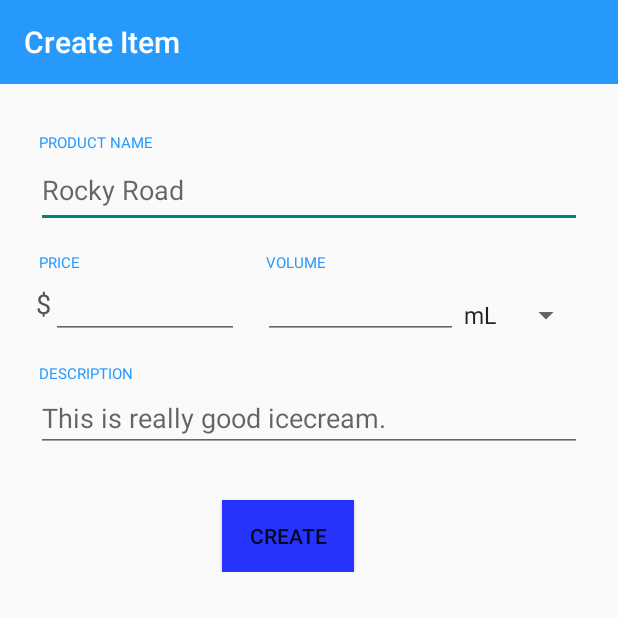
After one commit to LittlePupper/EasyInventory, an Android app: the CreateItemActivity screen opened directly, with no data from a screen before it, on a phone screen of 412 x 824 dp, the top half of it. The commit adds this screen. Run offline under Robolectric (Android 15) with nearby library versions, the phone set to English and light mode, and no system bars.

Commit message:
Create new item has been implemented.

```diff
--- a/app/build.gradle
+++ b/app/build.gradle
@@ -31,7 +31,6 @@ dependencies {
     implementation 'com.android.support:design:27.1.+'
     implementation 'com.android.support:recyclerview-v7:27.1.1'
 
-
     // Add splash screen dependency
     implementation 'gr.pantrif:easy-android-splash-screen:0.0.1'
 }
--- /dev/null
+++ b/app/src/main/java/cpsc3770/easyinventory/CreateItemActivity.java
@@ -0,0 +1,104 @@
+package cpsc3770.easyinventory;
+
+import android.content.Intent;
+import android.support.annotation.Nullable;
+import android.support.v7.app.AppCompatActivity;
+import android.os.Bundle;
+import android.support.v7.widget.Toolbar;
+import android.text.TextUtils;
+import android.view.View;
+import android.widget.ArrayAdapter;
+import android.widget.EditText;
+import android.widget.Spinner;
+
+import com.google.android.gms.common.api.CommonStatusCodes;
+
+public class CreateItemActivity extends AppCompatActivity implements BackgroundWorker.AsyncResponse {
+
+    private EditText editTextName;
+    private EditText editTextPrice;
+    private EditText editTextSize;
+    private EditText editTextDescription;
+    private String productID;
+    private Spinner spinnerUnits;
+
+    @Override
+    protected void onCreate(@Nullable Bundle savedInstanceState) {
+
+        // Set layout
+        super.onCreate(savedInstanceState);
+        setContentView(R.layout.activity_create_item);
+
+        // Create toolbar
+        Toolbar toolbar = (Toolbar)findViewById(R.id.actionbar);
+        setSupportActionBar(toolbar);
+
+        // Get layout elements
+        editTextName = findViewById(R.id.editTextName);
+        editTextPrice = findViewById(R.id.editTextPrice);
+        editTextSize = findViewById(R.id.editTextSize);
+        editTextDescription = findViewById(R.id.editTextDescription);
+
+        // Set spinner data
+        spinnerUnits = (Spinner) findViewById(R.id.spinnerUnits);
+        // Create an ArrayAdapter using the string array and a default spinner layout
+        ArrayAdapter<CharSequence> adapter = ArrayAdapter.createFromResource(this,
+                R.array.units_array, android.R.layout.simple_spinner_item);
+        // Specify the layout to use when the list of choices appears
+        adapter.setDropDownViewResource(android.R.layout.simple_spinner_dropdown_item);
+        // Apply the adapter to the spinner
+        spinnerUnits.setAdapter(adapter);
+
+        // Get data from intent
+        Intent intent = getIntent();
+        productID = intent.getStringExtra("newProductID");
+
+    }
+
+    // Submit changes of product to database
+    public void createProduct(View v) {
+        String type = "createProduct";
+        int errorCount = 0;
+
+        if(TextUtils.isEmpty(editTextName.getText().toString().trim())){
+            editTextName.setError("Ice Cream Name cannot be empty.");
+            errorCount++;
+        }
+        if(TextUtils.isEmpty(editTextPrice.getText().toString().trim())){
+            editTextPrice.setError("Ice Cream Price cannot be empty.");
+            errorCount++;
+        }
+        if(TextUtils.isEmpty(editTextSize.getText().toString().trim())){
+            editTextSize.setError("Ice Cream Size cannot be empty.");
+            errorCount++;
+        }
+        if(TextUtils.isEmpty(editTextDescription.getText().toString().trim())){
+            editTextDescription.setError("Ice Cream Description cannot be empty.");
+            errorCount++;
+        }
+
+        if(errorCount > 0)
+            return;
+
+        // Create the MySQL accessor
+        new BackgroundWorker(this).execute(type, productID,
+                editTextName.getText().toString(),
+                editTextPrice.getText().toString(),
+                editTextSize.getText().toString(),
+                spinnerUnits.getSelectedItem().toString(),
+                editTextDescription.getText().toString());
+    }
+
+    // End this activity and return to the calling activity with new field values
+    @Override
+    public void processFinish(String output) {
+        Intent intent = new Intent();
+        intent.putExtra("productName", editTextName.getText().toString()); // Get the name of the product
+        intent.putExtra("price", editTextPrice.getText().toString()); // Get the price of the product
+        intent.putExtra("size", editTextSize.getText().toString()); // Get the volume of the product
+        intent.putExtra("unit", spinnerUnits.getSelectedItem().toString());
+        intent.putExtra("description", editTextDescription.getText().toString()); // Get the description of the product
+        setResult(CommonStatusCodes.SUCCESS, intent);
+        finish();
+    }
+}
--- /dev/null
+++ b/app/src/main/res/layout/activity_create_item.xml
@@ -0,0 +1,154 @@
+<?xml version="1.0" encoding="utf-8"?>
+<android.support.constraint.ConstraintLayout
+    xmlns:android="http://schemas.android.com/apk/res/android"
+    xmlns:app="http://schemas.android.com/apk/res-auto"
+    xmlns:tools="http://schemas.android.com/tools"
+    android:layout_width="match_parent"
+    android:layout_height="match_parent">
+
+    <include
+        layout="@layout/action_bar"
+        android:id="@+id/actionbar">
+    </include>
+
+    <android.support.constraint.ConstraintLayout
+        android:layout_width="0dp"
+        android:layout_height="wrap_content"
+        android:layout_marginEnd="24dp"
+        android:layout_marginStart="24dp"
+        android:layout_marginTop="32dp"
+        app:layout_constraintEnd_toEndOf="parent"
+        app:layout_constraintStart_toStartOf="parent"
+        app:layout_constraintTop_toBottomOf="@+id/actionbar">
+
+        <TextView
+            android:id="@+id/textViewNameLabel"
+            android:layout_width="wrap_content"
+            android:layout_height="wrap_content"
+            android:layout_marginStart="2dp"
+            android:text="@string/product_name"
+            android:textAllCaps="true"
+            android:textColor="@color/colorPrimary"
+            android:textSize="10sp"
+            app:layout_constraintStart_toStartOf="parent"
+            app:layout_constraintTop_toTopOf="parent" />
+
+        <TextView
+            android:id="@+id/textViewSizeLabel"
+            android:layout_width="wrap_content"
+            android:layout_height="wrap_content"
+            android:layout_marginStart="2dp"
+            android:layout_marginTop="16dp"
+            android:text="@string/volume"
+            android:textAllCaps="true"
+            android:textColor="@color/colorPrimary"
+            android:textSize="10sp"
+            app:layout_constraintStart_toStartOf="@+id/editTextSize"
+            app:layout_constraintTop_toBottomOf="@+id/editTextName" />
+
+        <TextView
+            android:id="@+id/textViewPriceLabel"
+            android:layout_width="wrap_content"
+            android:layout_height="wrap_content"
+            android:layout_marginStart="2dp"
+            android:layout_marginTop="16dp"
+            android:text="@string/price"
+            android:textAllCaps="true"
+            android:textColor="@color/colorPrimary"
+            android:textSize="10sp"
+            app:layout_constraintStart_toStartOf="parent"
+            app:layout_constraintTop_toBottomOf="@+id/editTextName" />
+
+        <EditText
+            android:id="@+id/editTextName"
+            android:layout_width="0dp"
+            android:layout_height="50dp"
+            android:ems="10"
+            android:hint="Rocky Road"
+            android:inputType="textPersonName"
+            android:textColor="@color/textgrey"
+            app:layout_constraintEnd_toEndOf="parent"
+            app:layout_constraintStart_toStartOf="parent"
+            app:layout_constraintTop_toBottomOf="@+id/textViewNameLabel" />
+
+        <TextView
+            android:id="@+id/textViewDescriptionLabel"
+            android:layout_width="wrap_content"
+            android:layout_height="wrap_content"
+            android:layout_marginStart="2dp"
+            android:layout_marginTop="16dp"
+            android:text="@string/description"
+            android:textAllCaps="true"
+            android:textColor="@color/colorPrimary"
+            android:textSize="10sp"
+            app:layout_constraintStart_toStartOf="parent"
+            app:layout_constraintTop_toBottomOf="@+id/editTextPrice" />
+
+        <EditText
+            android:id="@+id/editTextDescription"
+            android:layout_width="0dp"
+            android:layout_height="wrap_content"
+            android:ems="10"
+            android:hint="This is really good icecream."
+            android:inputType="textMultiLine"
+            android:textColor="@color/textgrey"
+            app:layout_constraintEnd_toEndOf="parent"
+            app:layout_constraintStart_toStartOf="parent"
+            app:layout_constraintTop_toBottomOf="@+id/textViewDescriptionLabel" />
+
+        <EditText
+            android:id="@+id/editTextSize"
+            android:layout_width="130dp"
+            android:layout_height="44dp"
+            android:layout_marginStart="16dp"
+            android:ems="10"
+            android:inputType="numberDecimal"
+            android:textColor="@color/textgrey"
+            app:layout_constraintStart_toEndOf="@+id/editTextPrice"
+            app:layout_constraintTop_toBottomOf="@+id/textViewSizeLabel" />
+
+        <Spinner
+            android:id="@+id/spinnerUnits"
+            android:layout_width="wrap_content"
+            android:layout_height="0dp"
+            android:layout_marginTop="16dp"
+            app:layout_constraintEnd_toEndOf="parent"
+            app:layout_constraintHorizontal_bias="1.0"
+            app:layout_constraintStart_toEndOf="@+id/editTextSize"
+            app:layout_constraintTop_toBottomOf="@+id/textViewSizeLabel" />
+
+        <EditText
+            android:id="@+id/editTextPrice"
+            android:layout_width="125dp"
+            android:layout_height="44dp"
+            android:ems="10"
+            android:inputType="numberDecimal"
+            android:textColor="@color/textgrey"
+            app:layout_constraintStart_toEndOf="@+id/textView2"
+            app:layout_constraintTop_toBottomOf="@+id/textViewPriceLabel" />
+
+        <Button
+            android:id="@+id/buttonSubmit"
+            android:layout_width="wrap_content"
+            android:layout_height="wrap_content"
+            android:layout_marginStart="124dp"
+            android:layout_marginTop="32dp"
+            android:background="@color/colorPrimaryDark"
+            android:onClick="createProduct"
+            android:text="Create"
+            app:layout_constraintStart_toStartOf="parent"
+            app:layout_constraintTop_toBottomOf="@+id/editTextDescription" />
+
+        <TextView
+            android:id="@+id/textView2"
+            android:layout_width="wrap_content"
+            android:layout_height="wrap_content"
+            android:layout_marginTop="8dp"
+            android:text="$"
+            android:textAppearance="@android:style/TextAppearance.Material.Medium.Inverse"
+            android:textColor="@color/textgrey"
+            app:layout_constraintStart_toStartOf="parent"
+            app:layout_constraintTop_toBottomOf="@+id/textViewPriceLabel" />
+
+    </android.support.constraint.ConstraintLayout>
+</android.support.constraint.ConstraintLayout>
```
Also changed, not shown: app/src/main/AndroidManifest.xml (+30 -31 lines), app/src/main/java/cpsc3770/easyinventory/BackgroundWorker.java (+50 -0 lines), app/src/main/java/cpsc3770/easyinventory/ConfirmationActivity.java (+23 -3 lines).
